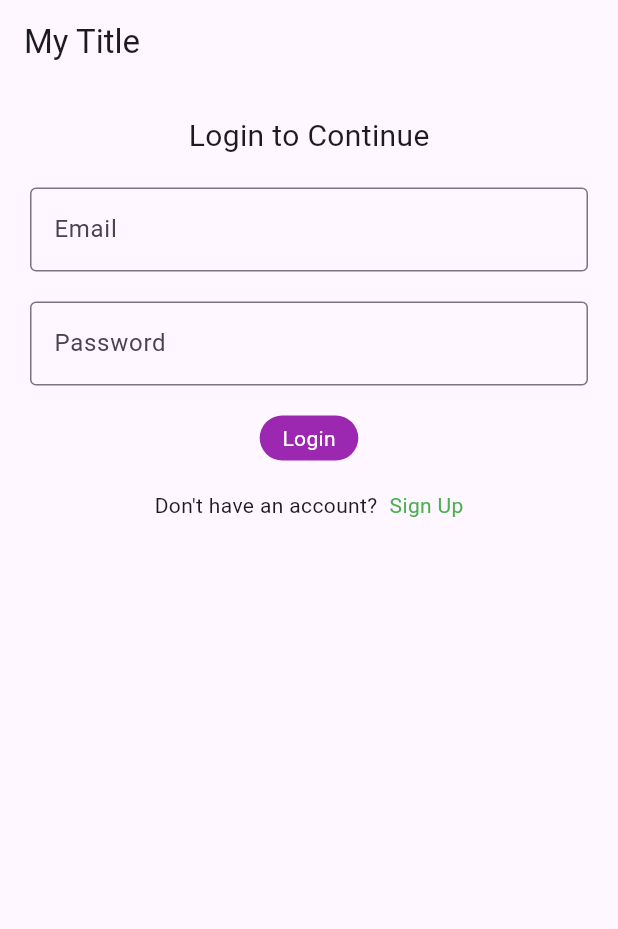
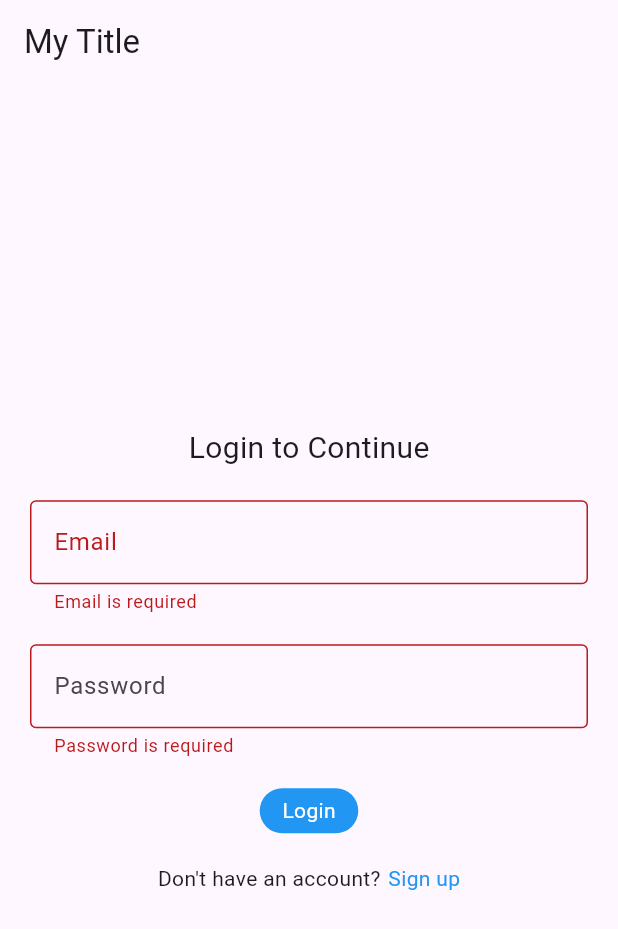
Before and after one commit to Harish5nu/Flutter-Project, a Flutter app: the screen it shows after launch, after a tap on "Login", on a phone screen of 412 x 824 dp. Shown: the top 929 px of the screen. Run offline on Flutter 3.47's test engine with Material 3 defaults, Android fonts, the phone set to English and light mode, and no system bars.

Commit message:
feat: add validation logic for login form

```diff
--- a/lib/Features/auth/views/login_page.dart
+++ b/lib/Features/auth/views/login_page.dart
@@ -1,6 +1,18 @@
+import 'package:awt_project/core/widgets/buttons.dart';
+import 'package:awt_project/Features/auth/views/registration_page.dart';
 import 'package:flutter/material.dart';
 
-class LoginPage extends StatelessWidget {
+class LoginPage extends StatefulWidget {
+  @override
+  State<LoginPage> createState() => _LoginPageState();
+}
+
+class _LoginPageState extends State<LoginPage> {
+  final _formKey = GlobalKey<FormState>();
+
+  final _emailController = TextEditingController();
+  final _passwordController = TextEditingController();
+
   @override
   Widget build(BuildContext context) {
     return Scaffold(
@@ -8,18 +20,37 @@ class LoginPage extends StatelessWidget {
       body: Center(
         child: Padding(
           padding: EdgeInsets.all(20.0),
+          child: SingleChildScrollView(
+            child: Form(
+              key: _formKey,
               child: Column(
                 spacing: 20,
                 children: [
                   Text('Login to Continue', style: TextStyle(fontSize: 20)),
                   TextFormField(
+                    controller: _emailController,
+                    validator: (value) {
+                      if (value != null && value.isNotEmpty) {
+                        return null;
+                      } else {
+                        return 'Email is required';
+                      }
+                    },
                     decoration: InputDecoration(
                       border: OutlineInputBorder(),
                       labelText: 'Email',
                     ),
                   ),
                   TextFormField(
+                    controller: _passwordController,
                     obscureText: true,
+                    validator: (value) {
+                      if (value != null && value.isNotEmpty) {
+                        return null;
+                      } else {
+                        return 'Password is required';
+                      }
+                    },
                     decoration: InputDecoration(
                       border: OutlineInputBorder(),
 
@@ -33,30 +64,31 @@ class LoginPage extends StatelessWidget {
                   //   },
                   //   child: Text('Login'),
                   // ),
-              InkWell(
-                onTap: (){},
-                child: Container(
-                  decoration: BoxDecoration(
-                    color: Colors.purple,
-                    borderRadius: BorderRadius.circular(100),
-                  ),
-                  padding: EdgeInsets.symmetric(horizontal: 15, vertical: 5),
-
-                  child: Text('Login',style: TextStyle(color: Colors.white),),
-                ),
+                  CustomButton(
+                    title: 'Login',
+                    onTap: () {
+                      if (_formKey.currentState?.validate() == true) {
+                        //do some API calls
+                      }
+                    },
                   ),
                   Row(
                     mainAxisSize: MainAxisSize.min,
                     children: [
-                  Text("Don't have an account?"),
-                  SizedBox(width: 8),
+                      Text('Don\'t have an account?'),
+                      SizedBox(width: 5),
                       GestureDetector(
                         onTap: () {
+                          Navigator.of(context).push(
+                            MaterialPageRoute(
+                              builder: (context) => RegistrationPage(),
+                            ),
+                          );
                           print('Register Tapped');
                         },
                         child: Text(
-                      'Sign Up',
-                      style: TextStyle(color: Colors.green),
+                          'Sign up',
+                          style: TextStyle(color: Colors.blue),
                         ),
                       ),
                     ],
@@ -65,6 +97,8 @@ class LoginPage extends StatelessWidget {
               ),
             ),
           ),
+        ),
+      ),
     );
   }
 }
--- /dev/null
+++ b/lib/core/widgets/buttons.dart
@@ -0,0 +1,27 @@
+import 'package:flutter/material.dart';
+
+class CustomButton extends StatelessWidget {
+  final String title;
+  final void Function()? onTap;
+  const CustomButton({super.key, required this.title, this.onTap});
+
+  // const CustomButton({
+  //   super.key,
+  // });
+
+  @override
+  Widget build(BuildContext context) {
+    return InkWell(
+      onTap: onTap,
+      child: Container(
+        padding: EdgeInsets.symmetric(horizontal: 15, vertical: 5),
+        decoration: BoxDecoration(
+          color: Colors.blue,
+          borderRadius: BorderRadius.circular(100),
+        ),
+
+        child: Text(title, style: TextStyle(color: Colors.white)),
+      ),
+    );
+  }
+}
--- a/lib/main.dart
+++ b/lib/main.dart
@@ -1,4 +1,5 @@
-import 'package:awt_project/Features/auth/views/login_page.dart';
+import 'package:awt_project/features/auth/views/login_page.dart';
+import 'package:awt_project/features/auth/views/registration_page.dart';
 import 'package:flutter/material.dart';
 
 void main() {
```
Also changed, not shown: lib/Features/auth/views/registration_page.dart (+52 -1 lines). Lines whose indentation alone changed are shown as unchanged.
